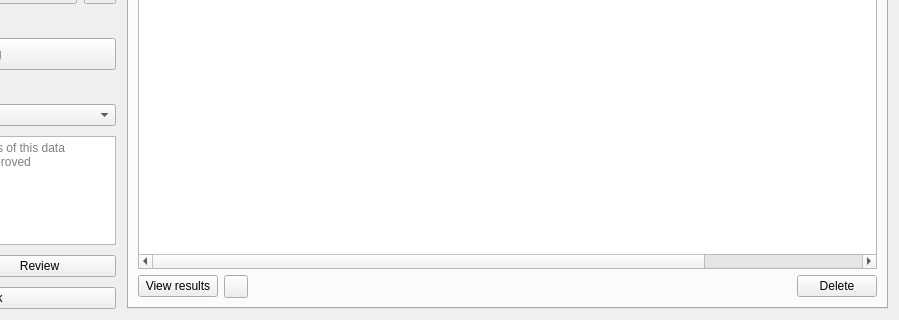
Above: mapflow/dialogs/static/ui/main_dialog.ui from Geoalert/mapflow-qgis before the change; both pictures show x 211 to 1110 and y 230 to 550 of the 1110 by 550 pixel window. Below: the same form after it.
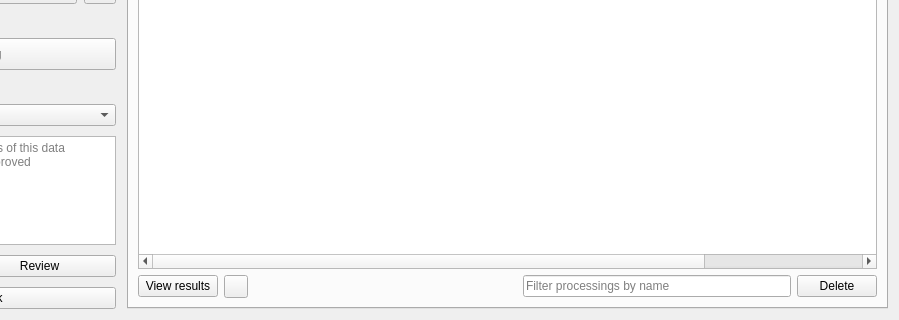
That is the form after the change. Icons and pictures are not drawn. Custom widgets are drawn as their Qt base class.

Commit message: add processing name filter; fix deefault value for total (backwards compatibility in meta request)

Patch:
```diff
--- a/mapflow/dialogs/static/ui/main_dialog.ui
+++ b/mapflow/dialogs/static/ui/main_dialog.ui
@@ -988,7 +988,7 @@
             </widget>
            </item>
            <item>
-            <layout class="QHBoxLayout" name="processingFooter" stretch="0,0,0,0">
+            <layout class="QHBoxLayout" name="processingFooter" stretch="0,0,0,0,0">
              <item>
               <widget class="QPushButton" name="downloadResultsButton">
                <property name="text">
@@ -1040,6 +1040,16 @@
                </property>
               </spacer>
              </item>
+             <item>
+              <widget class="QLineEdit" name="filterProcessings">
+               <property name="maxLength">
+                <number>255</number>
+               </property>
+               <property name="placeholderText">
+                <string>Filter processings by name</string>
+               </property>
+              </widget>
+             </item>
              <item>
               <widget class="QPushButton" name="deleteProcessings">
                <property name="styleSheet">
```
Left out of the diff: 6 changed lines with no effect on the pictures. The commit also changes 3 other files.
